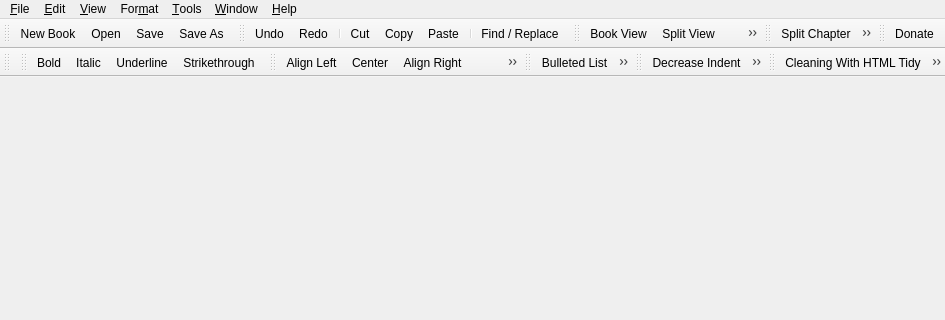
This is src/Sigil/Form_Files/main.ui in Sigil-Ebook/Sigil as Qt 5 draws it before an edit; both pictures show x 0 to 945 and y 0 to 320 of the 945 by 673 pixel window. The edited form follows.
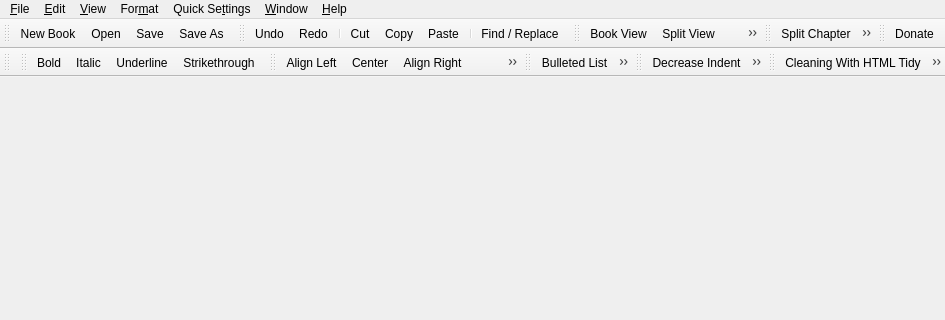
This is the edited form. Icons and pictures are not drawn.

```diff
--- a/src/Sigil/Form_Files/main.ui
+++ b/src/Sigil/Form_Files/main.ui
@@ -177,7 +177,7 @@
    </widget>
    <widget class="QMenu" name="menuTools">
     <property name="title">
-     <string>&amp;Tools</string>
+     <string>Quick Se&amp;ttings</string>
     </property>
     <addaction name="actionTidyClean"/>
     <addaction name="actionCheckWellFormedErrors"/>
```
